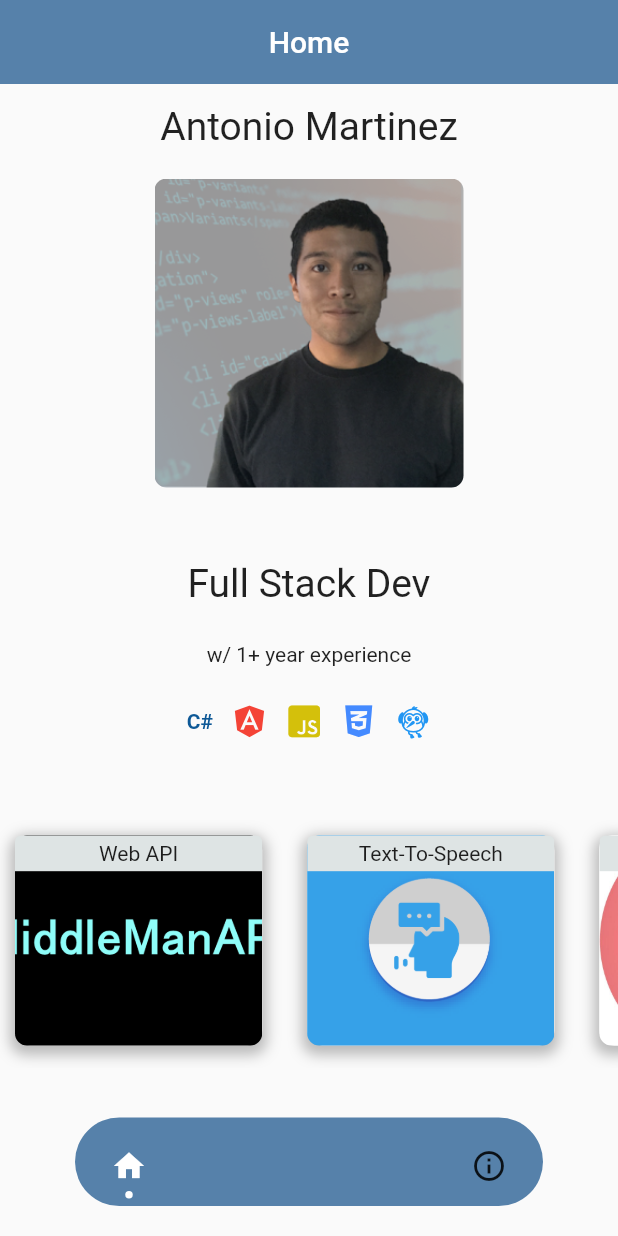
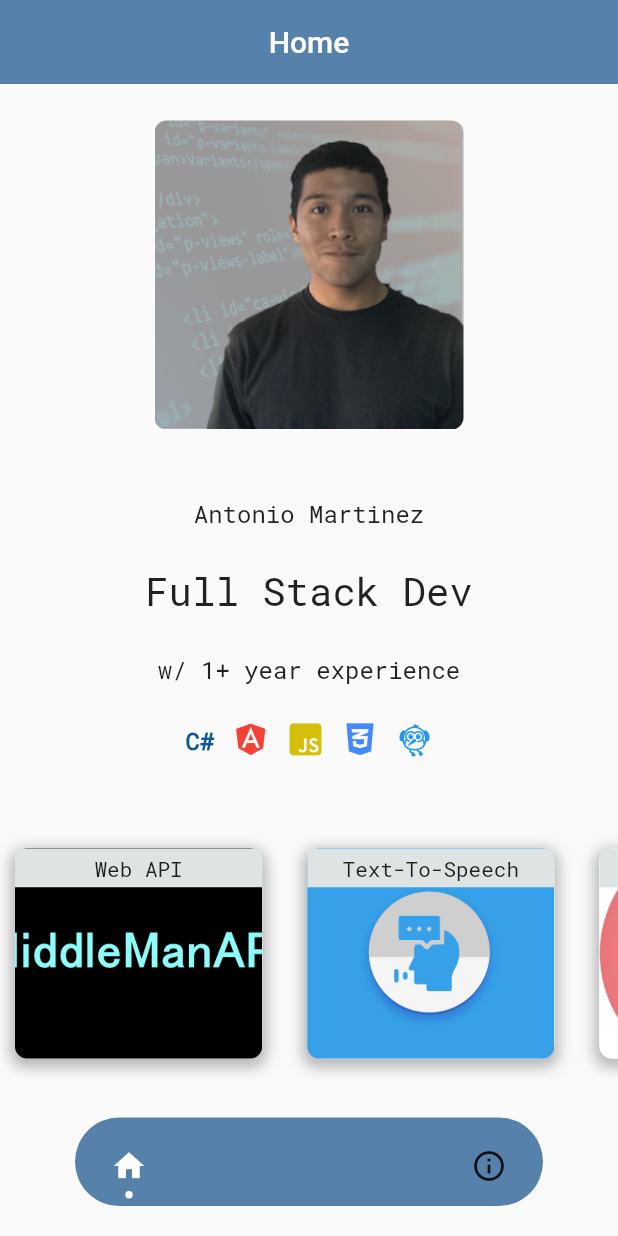
Before and after one commit to op3n-signal/resume, a Flutter app: the screen it shows after launch, on a phone screen of 412 x 824 dp. Run offline on Flutter 3.47's test engine with Material 2 defaults, Android fonts, the phone set to English and light mode, and no system bars; drawn by our look-alikes of dot_navigation_bar; our stand-ins replace get, get_storage; missing offline and left inert: flutter_animator; Roboto replaces fonts that are missing (Trajan Pro).

Commit message:
adding fonts

```diff
--- a/lib/main.dart
+++ b/lib/main.dart
@@ -5,6 +5,7 @@ import 'package:portfolio/controllers/auth_controller.dart';
 import 'package:portfolio/controllers/settings_controller.dart';
 import 'package:portfolio/routes.dart';
 import 'package:portfolio/screens/home_screen.dart';
+import 'package:portfolio/screens/styles/style_data.dart';
 
 void main() async {
   await GetStorage.init();
@@ -24,6 +25,11 @@ class MyApp extends StatelessWidget {
         },
         builder: (controller) => GetMaterialApp(
           debugShowCheckedModeBanner: false,
+          theme: ThemeData(
+            textTheme: TextTheme(
+              bodyMedium: TextStyle(fontSize: Styles.Regular, fontFamily: 'RobotoMono')
+            )
+          ),
           title: 'Portfolio',
           home: const HomeScreen(),
           getPages: Routes.getPages(),
--- a/lib/screens/home_screen.dart
+++ b/lib/screens/home_screen.dart
@@ -21,14 +21,6 @@ class HomeScreen extends StatelessWidget {
           Container(
             child: Column(
               children: [
-                Center(
-                    child: Text('Antonio Martinez',
-                      style: TextStyle(
-                        fontFamily: 'Trajan Pro',
-                        fontSize: Styles.Heading,
-                        )
-                    ),
-                  ),
                 SizedBox(height: 20,),
                 Container(
                   width: MediaQuery.of(context).size.width * 0.5,
@@ -44,11 +36,14 @@ class HomeScreen extends StatelessWidget {
           ),
           Container(
             alignment: Alignment.center,
-            height: MediaQuery.of(context).size.width * 0.4,
-            width: MediaQuery.of(context).size.width * 0.5,
+            height: MediaQuery.of(context).size.width * 0.6,
+            width: MediaQuery.of(context).size.width * 0.6,
+
             child: Column(
               mainAxisAlignment: MainAxisAlignment.center,
               children: [
+                Center(child: Text('Antonio Martinez', style: TextStyle(fontSize: Styles.Regular))),
+                SizedBox(height: MediaQuery.of(context).size.height * 0.03,),
                 Center(child: Text('Full Stack Dev', style: TextStyle(fontSize: Styles.Heading),)),
                 SizedBox(height: MediaQuery.of(context).size.height * 0.03,),
                 Center(child: Text('w/ 1+ year experience')),
--- a/lib/screens/styles/style_data.dart
+++ b/lib/screens/styles/style_data.dart
@@ -3,7 +3,7 @@ import 'package:flutter/material.dart';
 class Styles {
   //Font
   static const double Heading = 26;
-  static const double Regular = 20;
+  static const double Regular = 16;
   static const double Regular2 = 14;
 
   //Theme
--- a/pubspec.yaml
+++ b/pubspec.yaml
@@ -67,6 +67,10 @@ flutter:
   # list giving the asset and other descriptors for the font. For
   # example:
   fonts:
+    - family: RobotoMono
+      fonts:
+        - asset: assets/fonts/RobotoMono-Light.ttf
+        - asset: assets/fonts/RobotoMono-Regular.ttf
     - family:  CustomIcons
       fonts:
         - asset: assets/fonts/CustomIcons.ttf
```
